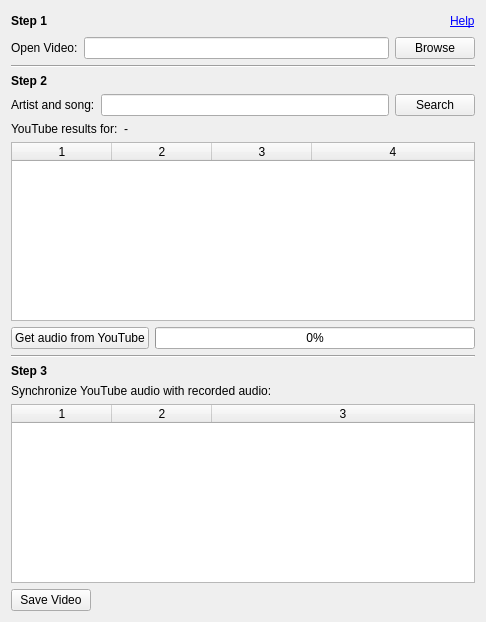
The window that soundfix.ui (harjoc/soundfix) describes before a commit, drawn with Qt 5.
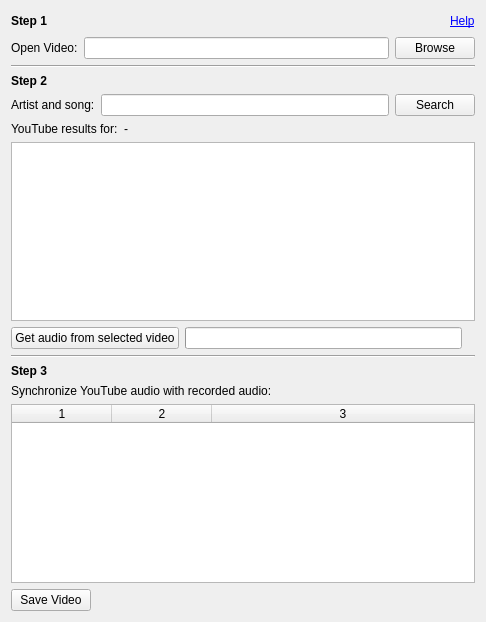
The same window after the commit.

Commit message: download youtube video

```diff
--- a/soundfix.ui
+++ b/soundfix.ui
@@ -167,6 +167,9 @@
       <property name="columnCount">
        <number>4</number>
       </property>
+      <attribute name="horizontalHeaderVisible">
+       <bool>false</bool>
+      </attribute>
       <attribute name="horizontalHeaderHighlightSections">
        <bool>false</bool>
       </attribute>
@@ -196,14 +199,30 @@
          </sizepolicy>
         </property>
         <property name="text">
-         <string>Get audio from YouTube</string>
+         <string>Get audio from selected video</string>
         </property>
        </widget>
       </item>
       <item>
        <widget class="QProgressBar" name="downloadProgress">
+        <property name="maximum">
+         <number>1000</number>
+        </property>
         <property name="value">
          <number>0</number>
+        </property>
+        <property name="textVisible">
+         <bool>false</bool>
+        </property>
+        <property name="invertedAppearance">
+         <bool>false</bool>
+        </property>
+       </widget>
+      </item>
+      <item>
+       <widget class="QLabel" name="progressLabel">
+        <property name="text">
+         <string/>
         </property>
        </widget>
       </item>
```
Left out of the diff: 2 changed lines with no effect on the pictures. The commit also changes 4 other files.
